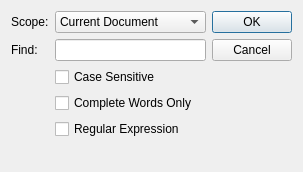
texstudio-org/texstudio, file findGlobalDialog.ui: the form before one commit.
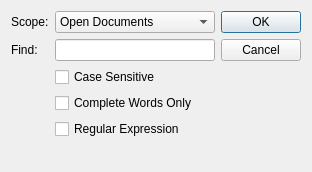
The form after the commit.

Commit message: keep findDlg, default search scope is all open documents

```diff
--- a/findGlobalDialog.ui
+++ b/findGlobalDialog.ui
@@ -6,7 +6,7 @@
    <rect>
     <x>0</x>
     <y>0</y>
-    <width>303</width>
+    <width>312</width>
     <height>172</height>
    </rect>
   </property>
@@ -32,7 +32,7 @@
          </property>
          <item>
           <property name="text">
-           <string>Current Document</string>
+           <string>Open Documents</string>
           </property>
          </item>
          <item>
```
Left out of the diff: 2 changed lines with no effect on the pictures. The commit also changes 2 other files.
